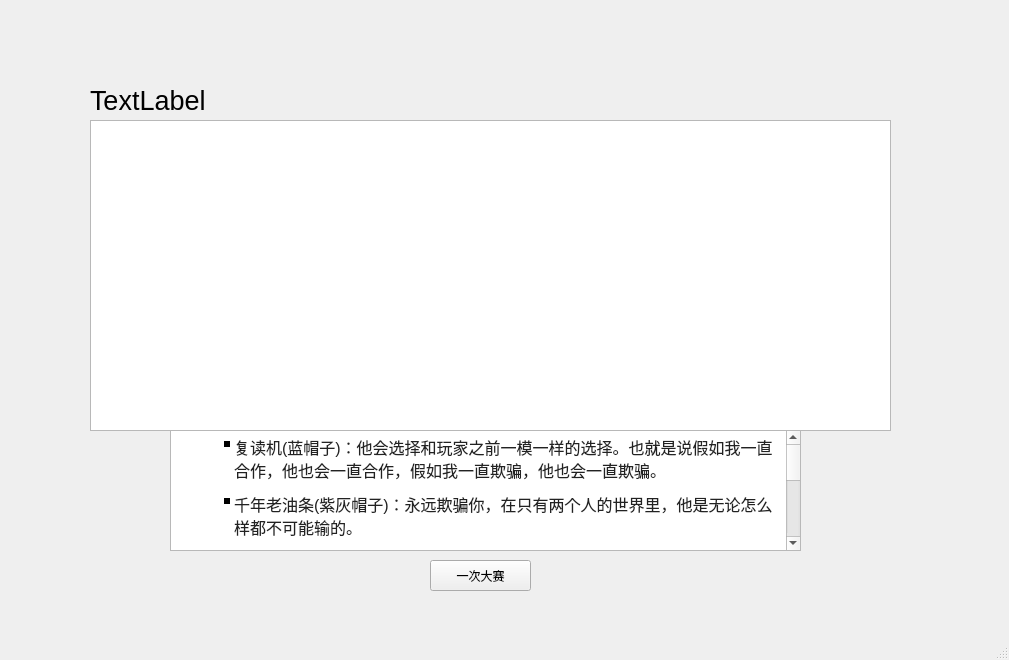
mqqqqj/C-Course-Design, file showscore.ui: the form before one commit.
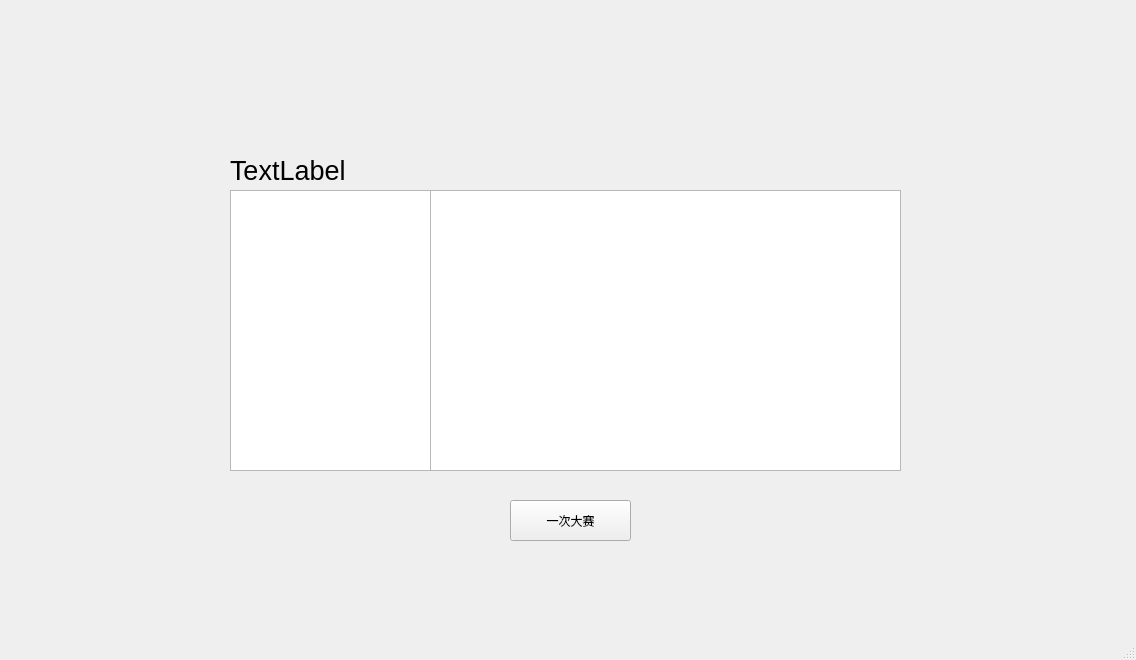
The form after the commit. Icons and pictures are not drawn.

What changed in the file:
```diff
--- a/showscore.ui
+++ b/showscore.ui
@@ -6,7 +6,7 @@
    <rect>
     <x>0</x>
     <y>0</y>
-    <width>1009</width>
+    <width>1136</width>
     <height>660</height>
    </rect>
   </property>
@@ -17,8 +17,8 @@
    <widget class="QLabel" name="myscore">
     <property name="geometry">
      <rect>
-      <x>90</x>
-      <y>40</y>
+      <x>230</x>
+      <y>110</y>
       <width>791</width>
       <height>121</height>
      </rect>
@@ -30,10 +30,10 @@
    <widget class="QTextBrowser" name="textBrowser">
     <property name="geometry">
      <rect>
-      <x>90</x>
-      <y>120</y>
-      <width>801</width>
-      <height>311</height>
+      <x>230</x>
+      <y>190</y>
+      <width>201</width>
+      <height>281</height>
      </rect>
     </property>
     <property name="html">
@@ -44,40 +44,29 @@
 &lt;p style=&quot; margin-top:0px; margin-bottom:0px; margin-left:0px; margin-right:0px; -qt-block-indent:0; text-indent:0px;&quot;&gt;&lt;img src=&quot;:/image/copycat.png&quot; /&gt;&lt;img src=&quot;:/image/cheater.png&quot; /&gt;&lt;img src=&quot;:/image/pink.png&quot; /&gt;&lt;img src=&quot;:/image/grudger.png&quot; /&gt;&lt;img src=&quot;:/image/detective.png&quot; /&gt;&lt;/p&gt;&lt;/body&gt;&lt;/html&gt;</string>
     </property>
    </widget>
-   <widget class="QTextBrowser" name="textBrowser_2">
-    <property name="geometry">
-     <rect>
-      <x>170</x>
-      <y>430</y>
-      <width>631</width>
-      <height>121</height>
-     </rect>
-    </property>
-    <property name="html">
-     <string>&lt;!DOCTYPE HTML PUBLIC &quot;-//W3C//DTD HTML 4.0//EN&quot; &quot;http://www.w3.org/TR/REC-html40/strict.dtd&quot;&gt;
-&lt;html&gt;&lt;head&gt;&lt;meta name=&quot;qrichtext&quot; content=&quot;1&quot; /&gt;&lt;style type=&quot;text/css&quot;&gt;
-p, li { white-space: pre-wrap; }
-&lt;/style&gt;&lt;/head&gt;&lt;body style=&quot; font-family:'SimSun'; font-size:9pt; font-weight:400; font-style:normal;&quot;&gt;
-&lt;ul type=&quot;square&quot; style=&quot;margin-top: 0px; margin-bottom: 0px; margin-left: 0px; margin-right: 0px; -qt-list-indent: 1;&quot;&gt;&lt;li style=&quot; font-family:'inherit'; font-size:16px; color:#222222;&quot; style=&quot; margin-top:0px; margin-bottom:10px; margin-left:19px; margin-right:0px; -qt-block-indent:0; text-indent:0px;&quot;&gt;&lt;span style=&quot; font-size:16px;&quot;&gt;复读机(蓝帽子)：他会选择和玩家之前一模一样的选择。也就是说假如我一直合作，他也会一直合作，假如我一直欺骗，他也会一直欺骗。&lt;/span&gt;&lt;/li&gt;
-&lt;li style=&quot; font-family:'inherit'; font-size:16px; color:#222222;&quot; style=&quot; margin-top:0px; margin-bottom:10px; margin-left:19px; margin-right:0px; -qt-block-indent:0; text-indent:0px;&quot;&gt;&lt;span style=&quot; font-size:16px;&quot;&gt;千年老油条(紫灰帽子)：永远欺骗你，在只有两个人的世界里，他是无论怎么样都不可能输的。&lt;/span&gt;&lt;/li&gt;
-&lt;li style=&quot; font-family:'inherit'; font-size:16px; color:#222222;&quot; style=&quot; margin-top:0px; margin-bottom:10px; margin-left:19px; margin-right:0px; -qt-block-indent:0; text-indent:0px;&quot;&gt;&lt;a href=&quot;https://mzh.moegirl.org.cn/%E8%80%81%E5%A5%BD%E4%BA%BA&quot;&gt;&lt;span style=&quot; font-size:16px; text-decoration: underline; color:#3366cc;&quot;&gt;万年小粉红&lt;/span&gt;&lt;/a&gt;&lt;span style=&quot; font-size:16px;&quot;&gt;(粉帽子)：永远相信别人的家伙。永远相信别人，即使你一直欺骗还是会相信你。&lt;/span&gt;&lt;/li&gt;
-&lt;li style=&quot; font-family:'inherit'; font-size:16px; color:#222222;&quot; style=&quot; margin-top:0px; margin-bottom:10px; margin-left:19px; margin-right:0px; -qt-block-indent:0; text-indent:0px;&quot;&gt;&lt;span style=&quot; font-size:16px;&quot;&gt;黑帮老铁(黄帽子)：一开始选择合作，试探对方态度。假如欺骗了它一次，它就会和我彻底翻脸，永不合作。&lt;/span&gt;&lt;/li&gt;
-&lt;li style=&quot; font-family:'inherit'; font-size:16px; color:#222222;&quot; style=&quot; margin-top:0px; margin-bottom:10px; margin-left:19px; margin-right:0px; -qt-block-indent:0; text-indent:0px;&quot;&gt;&lt;span style=&quot; font-size:16px;&quot;&gt;福尔摩星儿(侦探帽)：先会试探4局，分别为合作、欺骗、合作、合作，他会欺骗你一轮，假如你欺骗回去，他会像复读机一样以牙还牙，而假如你没有反过来欺骗回去，他会像千年老油条榨干你。&lt;/span&gt;&lt;/li&gt;&lt;/ul&gt;&lt;/body&gt;&lt;/html&gt;</string>
-    </property>
-   </widget>
    <widget class="QPushButton" name="pushButton">
     <property name="geometry">
      <rect>
-      <x>430</x>
-      <y>560</y>
-      <width>101</width>
-      <height>31</height>
+      <x>510</x>
+      <y>500</y>
+      <width>121</width>
+      <height>41</height>
      </rect>
     </property>
     <property name="text">
      <string>一次大赛</string>
     </property>
    </widget>
+   <widget class="QTableView" name="tableView">
+    <property name="geometry">
+     <rect>
+      <x>430</x>
+      <y>190</y>
+      <width>471</width>
+      <height>281</height>
+     </rect>
+    </property>
+   </widget>
   </widget>
   <widget class="QMenuBar" name="menubar">
    <property name="geometry">
```
Left out of the diff: 2 changed lines with no effect on the pictures.
